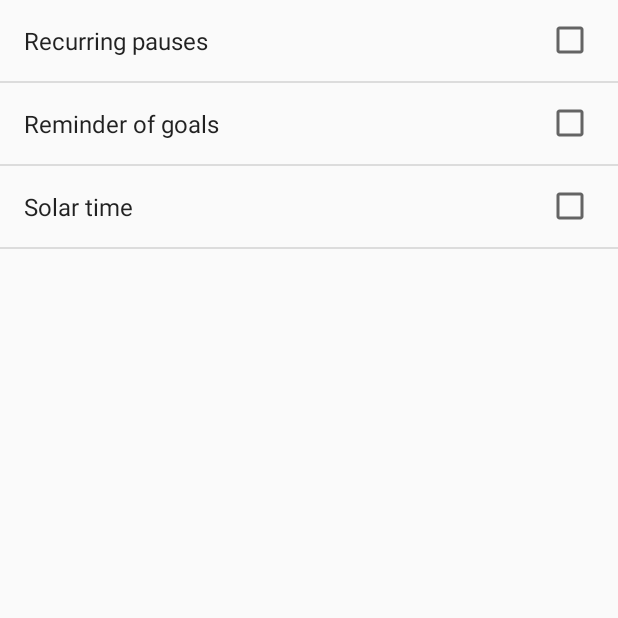
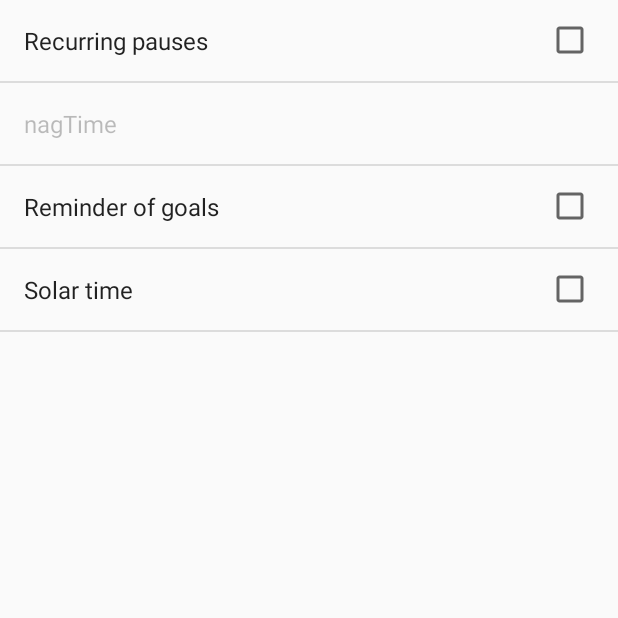
Before and after one commit to johnhamelink/franklin, an Android app: the Settings screen opened directly, with no data from a screen before it, on a phone screen of 412 x 824 dp, the top half of it. Run offline under Robolectric (Android 15) with nearby library versions, the phone set to English and light mode, and no system bars.

Commit message:
lacked time for nag

```diff
--- a/app/src/main/res/xml/preferences.xml
+++ b/app/src/main/res/xml/preferences.xml
@@ -4,6 +4,11 @@
       android:key="activateNag"
       android:title="Recurring pauses"
       android:defaultValue="False"/>
+  <EditTextPreference
+      android:key="nagTime"
+      android:title="nagTime"
+      android:defaultValue="600"
+      android:dependency="activateNag"/>
   <!-- sub if True: duration -->
   <CheckBoxPreference
       android:key="activateReminder"
```
